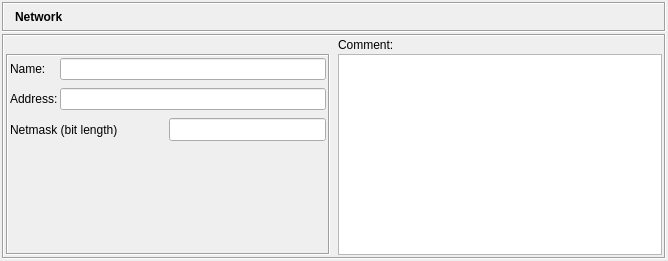
Before: the Qt Designer form src/gui/networkdialogipv6_q.ui in fwbuilder/fwbuilder, drawn with Qt 5.
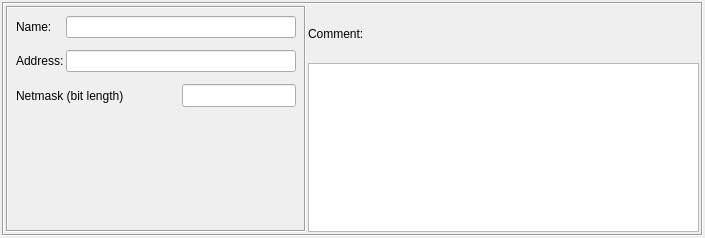
After: the same form once the commit is applied. Icons and pictures are not drawn.

Commit message: fixes #491, #501 dialog layout fixes to make them look more consistent, using widget promotion feature in Designer to build stack of editor dialogs in the bottom panel of the main window instead of building them at run time

Diff of the .ui file:
```diff
--- a/src/gui/networkdialogipv6_q.ui
+++ b/src/gui/networkdialogipv6_q.ui
@@ -8,8 +8,8 @@
    <rect>
     <x>0</x>
     <y>0</y>
-    <width>668</width>
-    <height>261</height>
+    <width>705</width>
+    <height>238</height>
    </rect>
   </property>
   <property name="sizePolicy" >
@@ -21,96 +21,11 @@
   <property name="windowTitle" >
    <string>Network</string>
   </property>
-  <layout class="QGridLayout" >
+  <layout class="QGridLayout" name="gridLayout_2" >
    <property name="margin" >
     <number>2</number>
    </property>
-   <property name="spacing" >
-    <number>2</number>
-   </property>
    <item row="0" column="0" >
-    <layout class="QVBoxLayout" >
-     <property name="spacing" >
-      <number>2</number>
-     </property>
-     <item>
-      <widget class="QFrame" name="frame3" >
-       <property name="sizePolicy" >
-        <sizepolicy vsizetype="Fixed" hsizetype="Preferred" >
-         <horstretch>0</horstretch>
-         <verstretch>0</verstretch>
-        </sizepolicy>
-       </property>
-       <property name="minimumSize" >
-        <size>
-         <width>16</width>
-         <height>30</height>
-        </size>
-       </property>
-       <property name="autoFillBackground" >
-        <bool>true</bool>
-       </property>
-       <property name="frameShape" >
-        <enum>QFrame::Box</enum>
-       </property>
-       <property name="frameShadow" >
-        <enum>QFrame::Sunken</enum>
-       </property>
-       <layout class="QGridLayout" >
-        <property name="margin" >
-         <number>2</number>
-        </property>
-        <property name="spacing" >
-         <number>2</number>
-        </property>
-        <item row="0" column="2" >
-         <widget class="QLabel" name="editorTitle" >
-          <property name="sizePolicy" >
-           <sizepolicy vsizetype="Fixed" hsizetype="Preferred" >
-            <horstretch>0</horstretch>
-            <verstretch>0</verstretch>
-           </sizepolicy>
-          </property>
-          <property name="font" >
-           <font>
-            <weight>75</weight>
-            <bold>true</bold>
-           </font>
-          </property>
-          <property name="frameShape" >
-           <enum>QFrame::NoFrame</enum>
-          </property>
-          <property name="frameShadow" >
-           <enum>QFrame::Plain</enum>
-          </property>
-          <property name="text" >
-           <string>Network</string>
-          </property>
-          <property name="wordWrap" >
-           <bool>false</bool>
-          </property>
-         </widget>
-        </item>
-        <item row="0" column="1" >
-         <widget class="QLabel" name="label" >
-          <property name="sizePolicy" >
-           <sizepolicy vsizetype="Preferred" hsizetype="Maximum" >
-            <horstretch>0</horstretch>
-            <verstretch>0</verstretch>
-           </sizepolicy>
-          </property>
-          <property name="text" >
-           <string/>
-          </property>
-          <property name="pixmap" >
-           <pixmap resource="MainRes.qrc" >:/Icons/IPv6/icon</pixmap>
-          </property>
-         </widget>
-        </item>
-       </layout>
-      </widget>
-     </item>
-     <item>
       <widget class="QFrame" name="frame7" >
        <property name="sizePolicy" >
         <sizepolicy vsizetype="Expanding" hsizetype="Expanding" >
@@ -124,61 +39,38 @@
        <property name="frameShadow" >
         <enum>QFrame::Sunken</enum>
        </property>
-       <layout class="QGridLayout" >
-        <property name="horizontalSpacing" >
-         <number>8</number>
-        </property>
-        <property name="verticalSpacing" >
-         <number>2</number>
-        </property>
-        <property name="margin" >
-         <number>2</number>
-        </property>
-        <item row="1" column="1" >
-         <widget class="QTextEdit" name="comment" >
-          <property name="sizePolicy" >
-           <sizepolicy vsizetype="Expanding" hsizetype="Expanding" >
-            <horstretch>0</horstretch>
-            <verstretch>100</verstretch>
-           </sizepolicy>
-          </property>
-          <property name="minimumSize" >
-           <size>
-            <width>200</width>
-            <height>0</height>
-           </size>
-          </property>
-          <property name="tabChangesFocus" >
-           <bool>true</bool>
-          </property>
-         </widget>
-        </item>
-        <item row="0" column="1" >
-         <widget class="QLabel" name="textLabel2" >
-          <property name="text" >
-           <string>Comment:</string>
-          </property>
-          <property name="wordWrap" >
-           <bool>false</bool>
-          </property>
-         </widget>
-        </item>
-        <item row="1" column="0" >
+     <layout class="QGridLayout" name="gridLayout" >
+      <item rowspan="2" row="0" column="0" >
          <widget class="QFrame" name="frame50" >
+        <property name="sizePolicy" >
+         <sizepolicy vsizetype="Preferred" hsizetype="Fixed" >
+          <horstretch>0</horstretch>
+          <verstretch>0</verstretch>
+         </sizepolicy>
+        </property>
           <property name="minimumSize" >
            <size>
-            <width>0</width>
+          <width>300</width>
             <height>16</height>
            </size>
           </property>
+        <property name="maximumSize" >
+         <size>
+          <width>300</width>
+          <height>16777215</height>
+         </size>
+        </property>
           <property name="frameShape" >
            <enum>QFrame::Box</enum>
           </property>
           <property name="frameShadow" >
            <enum>QFrame::Sunken</enum>
           </property>
-          <layout class="QGridLayout" >
+        <layout class="QGridLayout" name="gridLayout_3" >
            <property name="verticalSpacing" >
+          <number>12</number>
+         </property>
+         <property name="margin" >
             <number>8</number>
            </property>
            <item row="0" column="0" >
@@ -191,7 +83,7 @@
              </property>
             </widget>
            </item>
-           <item row="0" column="1" >
+         <item row="0" column="1" colspan="2" >
             <widget class="QLineEdit" name="obj_name" >
              <property name="sizePolicy" >
               <sizepolicy vsizetype="Fixed" hsizetype="Preferred" >
@@ -217,7 +109,7 @@
              </property>
             </widget>
            </item>
-           <item row="1" column="1" >
+         <item row="1" column="1" colspan="2" >
             <widget class="QLineEdit" name="address" >
              <property name="sizePolicy" >
               <sizepolicy vsizetype="Fixed" hsizetype="Preferred" >
@@ -234,24 +126,6 @@
             </widget>
            </item>
            <item row="2" column="0" colspan="2" >
-            <widget class="QFrame" name="frame" >
-             <property name="frameShape" >
-              <enum>QFrame::NoFrame</enum>
-             </property>
-             <property name="frameShadow" >
-              <enum>QFrame::Raised</enum>
-             </property>
-             <layout class="QGridLayout" >
-              <property name="leftMargin" >
-               <number>0</number>
-              </property>
-              <property name="topMargin" >
-               <number>0</number>
-              </property>
-              <property name="rightMargin" >
-               <number>0</number>
-              </property>
-              <item row="0" column="0" >
                <widget class="QLabel" name="textLabel2_2_2" >
                 <property name="text" >
                  <string>Netmask (bit length)</string>
@@ -261,7 +135,7 @@
                 </property>
                </widget>
               </item>
-              <item row="0" column="1" >
+         <item row="2" column="2" >
                <widget class="QLineEdit" name="netmask" >
                 <property name="sizePolicy" >
                  <sizepolicy vsizetype="Fixed" hsizetype="Preferred" >
@@ -277,15 +151,15 @@
                 </property>
                </widget>
               </item>
-              <item row="1" column="0" >
-               <spacer>
+         <item row="3" column="1" colspan="2" >
+          <spacer name="verticalSpacer" >
                 <property name="orientation" >
                  <enum>Qt::Vertical</enum>
                 </property>
                 <property name="sizeHint" stdset="0" >
                  <size>
                   <width>20</width>
-                  <height>21</height>
+             <height>138</height>
                  </size>
                 </property>
                </spacer>
@@ -293,13 +167,43 @@
              </layout>
             </widget>
            </item>
-          </layout>
-         </widget>
-        </item>
-       </layout>
+      <item row="0" column="1" >
+       <widget class="QLabel" name="textLabel2" >
+        <property name="text" >
+         <string>Comment:</string>
+        </property>
+        <property name="wordWrap" >
+         <bool>false</bool>
+        </property>
+       </widget>
+      </item>
+      <item row="1" column="1" >
+       <widget class="QTextEdit" name="comment" >
+        <property name="sizePolicy" >
+         <sizepolicy vsizetype="Expanding" hsizetype="Expanding" >
+          <horstretch>0</horstretch>
+          <verstretch>0</verstretch>
+         </sizepolicy>
+        </property>
+        <property name="minimumSize" >
+         <size>
+          <width>200</width>
+          <height>0</height>
+         </size>
+        </property>
+        <property name="maximumSize" >
+         <size>
+          <width>16777215</width>
+          <height>180</height>
+         </size>
+        </property>
+        <property name="tabChangesFocus" >
+         <bool>true</bool>
+        </property>
       </widget>
      </item>
     </layout>
+    </widget>
    </item>
   </layout>
  </widget>
```
Left out of the diff: 35 changed lines with no effect on the pictures. Lines whose indentation alone changed are shown as unchanged. The commit also changes 49 other files.
